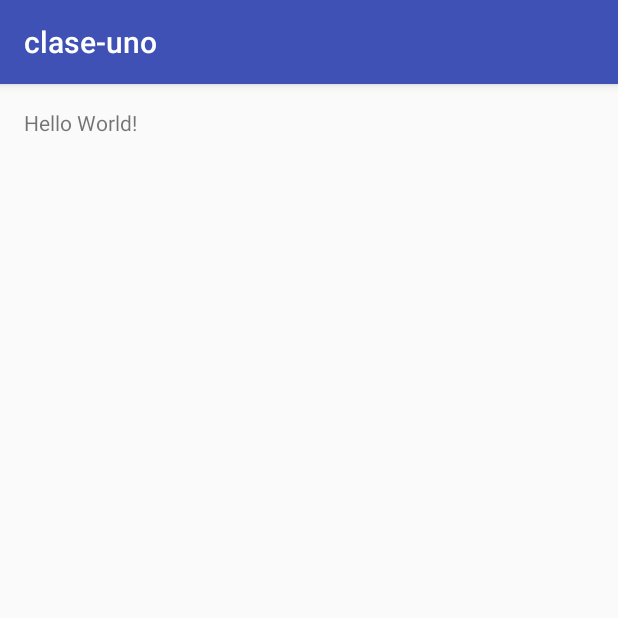
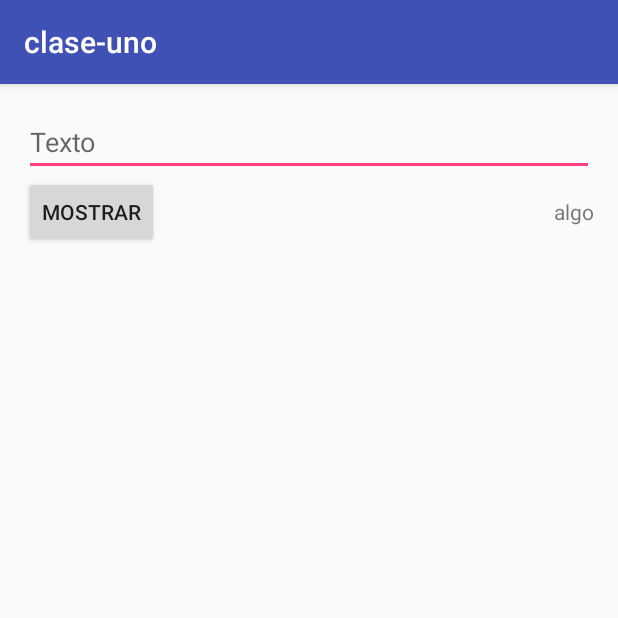
Before and after one commit to mirodrigom/clase-uno, an Android app: the screen it shows after launch (MainActivity), on a phone screen of 412 x 824 dp, the top half of it. Run offline under Robolectric (Android 15) with nearby library versions, the phone set to English and light mode, and no system bars; 8 statements that could not run were skipped.

Commit message:
Primer listener

```diff
--- a/app/src/main/java/com/example/alumno/clase_uno/MainActivity.java
+++ b/app/src/main/java/com/example/alumno/clase_uno/MainActivity.java
@@ -2,6 +2,9 @@ package com.example.alumno.clase_uno;
 
 import android.support.v7.app.AppCompatActivity;
 import android.os.Bundle;
+import android.widget.Button;
+import android.widget.EditText;
+import android.widget.TextView;
 
 public class MainActivity extends AppCompatActivity {
 
@@ -9,5 +12,14 @@ public class MainActivity extends AppCompatActivity {
     protected void onCreate(Bundle savedInstanceState) {
         super.onCreate(savedInstanceState);
         setContentView(R.layout.activity_main);
+        TextView txt1 = (TextView) findViewById(R.id.txt1);
+        EditText txe1 = (EditText) findViewById(R.id.txe1);
+        Button btn1 = (Button) findViewById(R.id.btn1);
+
+        txe1.setHint("ver");
+        txt1.setText("--------");
+        btn1.setText("Mostrar!");
+        Escuchador escuchador = new Escuchador();
+        btn1.setOnClickListener(escuchador);
     }
 }
--- a/app/src/main/res/layout/activity_main.xml
+++ b/app/src/main/res/layout/activity_main.xml
@@ -1,5 +1,5 @@
 <?xml version="1.0" encoding="utf-8"?>
-<RelativeLayout xmlns:android="http://schemas.android.com/apk/res/android"
+<LinearLayout xmlns:android="http://schemas.android.com/apk/res/android"
     xmlns:tools="http://schemas.android.com/tools"
     android:id="@+id/activity_main"
     android:layout_width="match_parent"
@@ -10,8 +10,40 @@
     android:paddingTop="@dimen/activity_vertical_margin"
     tools:context="com.example.alumno.clase_uno.MainActivity">
 
-    <TextView
+<LinearLayout
+    android:layout_width="match_parent"
+    android:layout_height="match_parent"
+    android:orientation="vertical">
+
+    <EditText
+        android:layout_width="match_parent"
+        android:layout_height="wrap_content"
+        android:hint="Texto"/>
+
+    <LinearLayout
         android:layout_width="wrap_content"
         android:layout_height="wrap_content"
-        android:text="Hello World!" />
-</RelativeLayout>
+        android:orientation="horizontal">
+
+        <Button
+            android:layout_width="wrap_content"
+            android:layout_height="wrap_content"
+            android:text="@string/btn1"/>
+
+        <View
+            android:layout_width="0dp"
+            android:layout_height="0dp"
+            android:layout_weight="1"
+            />
+
+        <TextView
+            android:layout_width="wrap_content"
+            android:layout_height="wrap_content"
+            android:text="algo" />
+
+    </LinearLayout>
+
+
+</LinearLayout>
+
+</LinearLayout>
```
